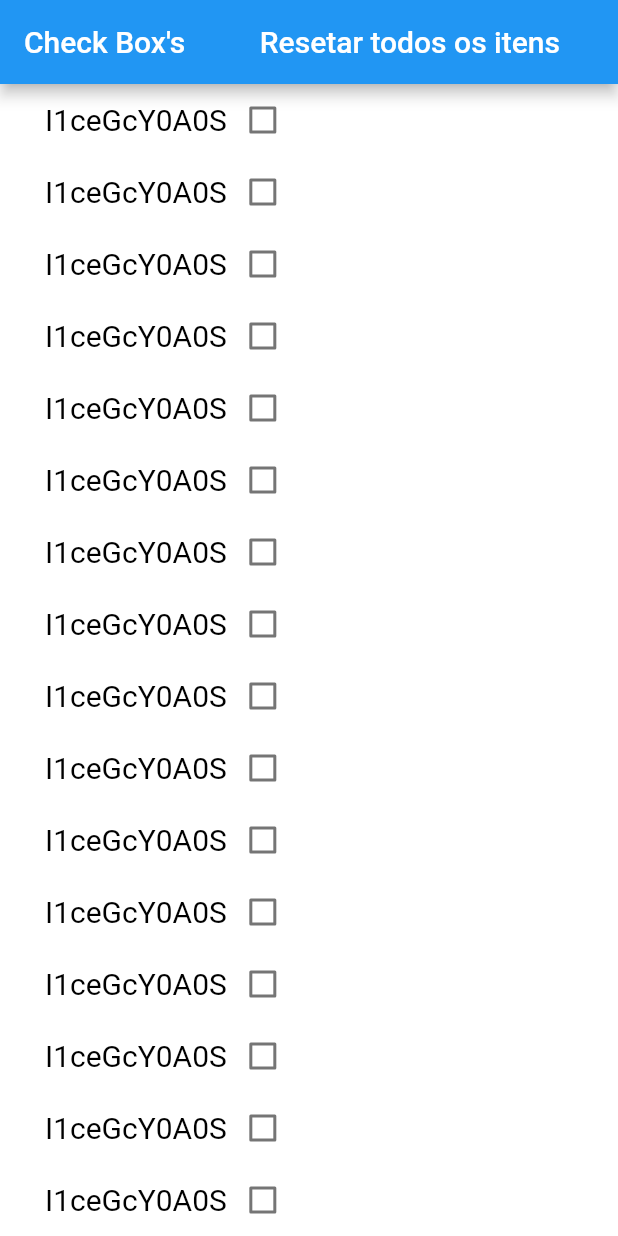
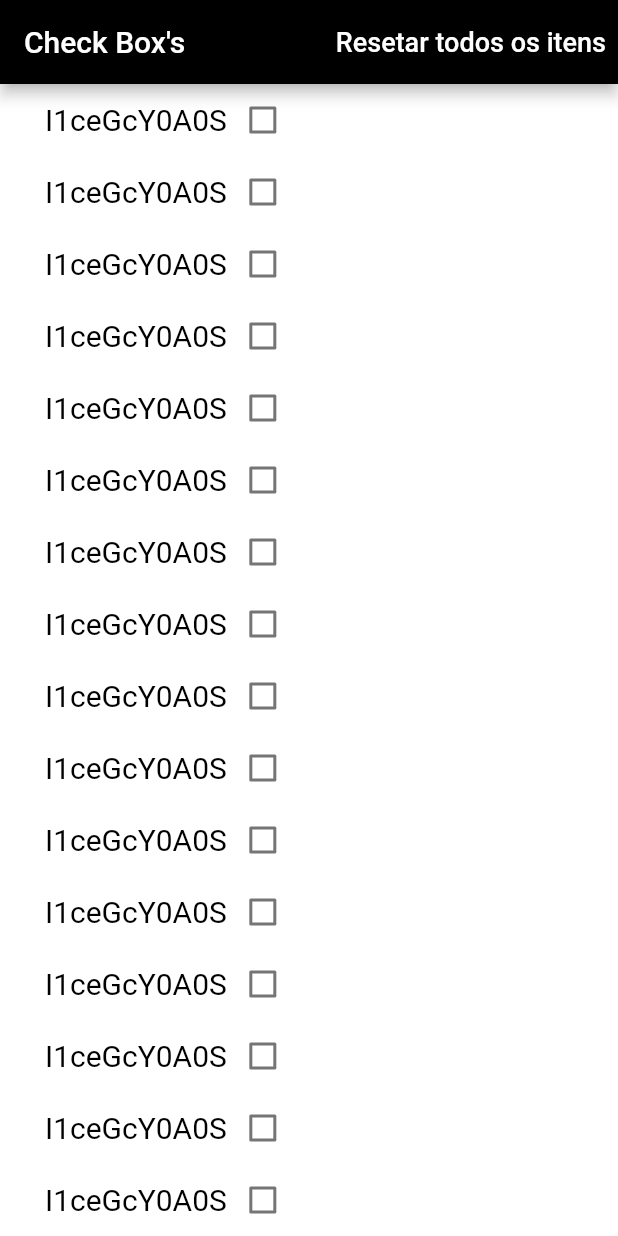
Before and after one commit to armanoalves/flutterchallenge, a Flutter app: the screen it shows after launch, on a phone screen of 412 x 824 dp. Run offline on Flutter 3.47's test engine with Material 2 defaults, Android fonts, the phone set to English and light mode, and no system bars.

Commit message:
Arquivos Atualizados

```diff
--- a/challenge_3/lib/func.dart
+++ b/challenge_3/lib/func.dart
@@ -14,6 +14,23 @@ class Mark {
     return random.nextInt(2) == 0 ? false : true;
   }
 
+}
 
 
+class Aux{
+  static List<String> listString() {
+    List<String> list = [];
+    for (int i = 0; i < 1000; i++) {
+      list.add(Mark.generateRandomString(11));
+    }
+    return list;
+  }
+
+  static List<bool> listBool() {
+    List<bool> list = [];
+    for (int i = 0; i < 1000; i++) {
+      list.add(Mark.generateRandomEnabledState());
+    }
+    return list;
+  }
 }
--- a/challenge_3/lib/main.dart
+++ b/challenge_3/lib/main.dart
@@ -2,11 +2,13 @@
 import 'func.dart';
 
 void main() {
-  runApp(const MyApp());
+  runApp(MyApp());
 }
 
 class MyApp extends StatefulWidget {
-  const MyApp({Key? key}) : super(key: key);
+  List<bool> listbool = Aux.listBool();
+  List<String> liststring = Aux.listString();
+  MyApp({Key? key}) : super(key: key);
 
   @override
   State<MyApp> createState() => _MyAppState();
@@ -18,12 +20,32 @@
     return MaterialApp(
       home: Scaffold(
         appBar: AppBar(
-          title: const Text("Check Box's          Resetar todos os itens"),
+          backgroundColor: Colors.black,
+          title: const Text("Check Box's"),
+          actions: [
+            TextButton(
+              onPressed: () {
+                setState(() {
+                  ListView.builder(
+                    itemCount: widget.liststring.length,
+                    itemBuilder: (context, item) => Construct(
+                        state: widget.listbool[item],
+                        name: widget.liststring[item]),
+                  );
+                });
+              },
+              child: const Text(
+                "Resetar todos os itens",
+                style: TextStyle(fontSize: 18, color: Colors.white),
+              ),
+            ),
+          ],
         ),
         body: SafeArea(
           child: ListView.builder(
-            itemCount: 1000,
-            itemBuilder: (context, item) => const Construct(),
+            itemCount: widget.listbool.length,
+            itemBuilder: (context, item) => Construct(
+                state: widget.listbool[item], name: widget.liststring[item]),
           ),
         ),
       ),
@@ -32,34 +54,49 @@
 }
 
 class Construct extends StatefulWidget {
-  const Construct({Key? key}) : super(key: key);
+  bool state;
+  String name;
+  Construct({Key? key, required this.state, required this.name})
+      : super(key: key);
 
   @override
   _ConstructState createState() => _ConstructState();
 }
 
 class _ConstructState extends State<Construct> {
-  bool state = Mark.generateRandomEnabledState();
-  String name = Mark.generateRandomString(11);
   @override
   Widget build(BuildContext context) {
     return Container(
         padding: const EdgeInsets.symmetric(horizontal: 30),
-        color: state ? const Color(0xFFE1BEE7) : Colors.white,
+        color: widget.state ? const Color(0xFFB2EBF2) : Colors.white,
         child: Row(
           children: [
             Text(
-              name,
+              widget.name,
               style: const TextStyle(fontSize: 20, color: Colors.black),
             ),
             Checkbox(
-                value: state,
+                value: widget.state,
                 onChanged: (value) {
                   setState(() {
-                    state = !state;
+                    widget.state = !widget.state;
                   });
                 })
           ],
         ));
   }
 }
+
+class Reset extends StatefulWidget {
+  const Reset({Key? key}) : super(key: key);
+
+  @override
+  _ResetState createState() => _ResetState();
+}
+
+class _ResetState extends State<Reset> {
+  @override
+  Widget build(BuildContext context) {
+    return Container();
+  }
+}
```
Also changed, not shown: 1 other file.
